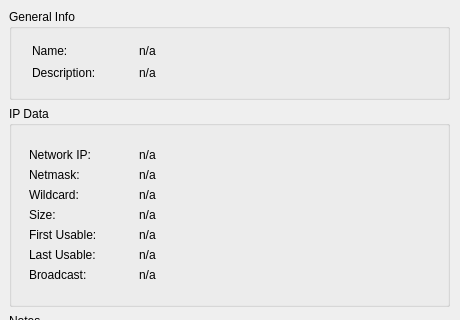
lordwolfchild/subnetmapper, file sm_infodockwidget.ui: the form before one commit; both pictures show x 0 to 460 and y 0 to 320 of the 460 by 714 pixel window.
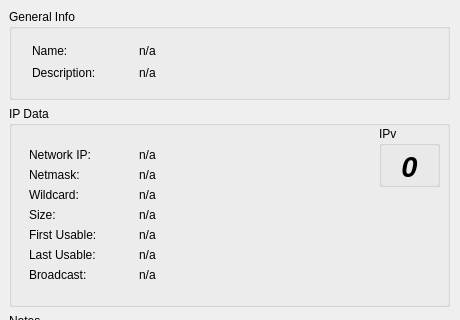
The form after the commit.

Diff of the .ui file:
```diff
--- a/sm_infodockwidget.ui
+++ b/sm_infodockwidget.ui
@@ -178,7 +178,7 @@
           <rect>
            <x>130</x>
            <y>60</y>
-           <width>291</width>
+           <width>231</width>
            <height>18</height>
           </rect>
          </property>
@@ -191,7 +191,7 @@
           <rect>
            <x>130</x>
            <y>40</y>
-           <width>291</width>
+           <width>231</width>
            <height>18</height>
           </rect>
          </property>
@@ -397,6 +397,43 @@
           <string>n/a</string>
          </property>
         </widget>
+        <widget class="QGroupBox" name="groupBox_4">
+         <property name="geometry">
+          <rect>
+           <x>370</x>
+           <y>20</y>
+           <width>61</width>
+           <height>61</height>
+          </rect>
+         </property>
+         <property name="title">
+          <string>IPv</string>
+         </property>
+         <widget class="QLabel" name="sn_ipver">
+          <property name="geometry">
+           <rect>
+            <x>10</x>
+            <y>20</y>
+            <width>41</width>
+            <height>41</height>
+           </rect>
+          </property>
+          <property name="font">
+           <font>
+            <pointsize>22</pointsize>
+            <weight>75</weight>
+            <italic>true</italic>
+            <bold>true</bold>
+           </font>
+          </property>
+          <property name="text">
+           <string>0</string>
+          </property>
+          <property name="alignment">
+           <set>Qt::AlignCenter</set>
+          </property>
+         </widget>
+        </widget>
        </widget>
       </item>
       <item>
```
